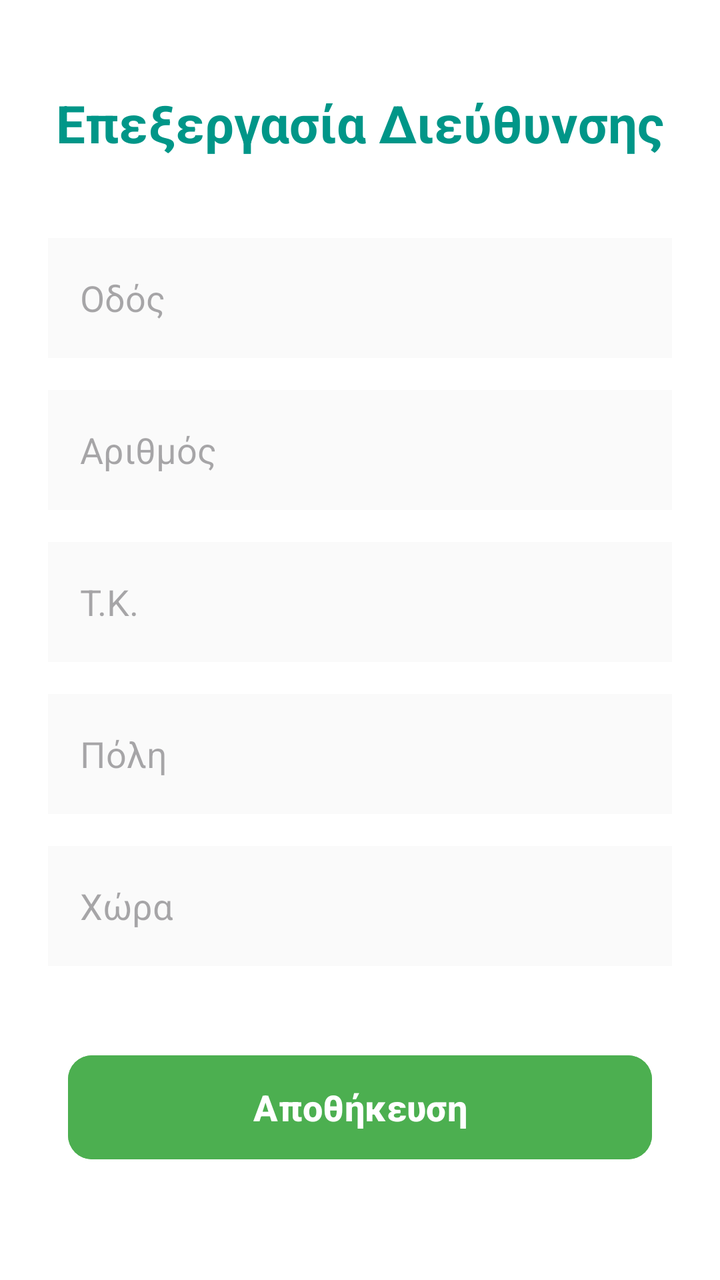
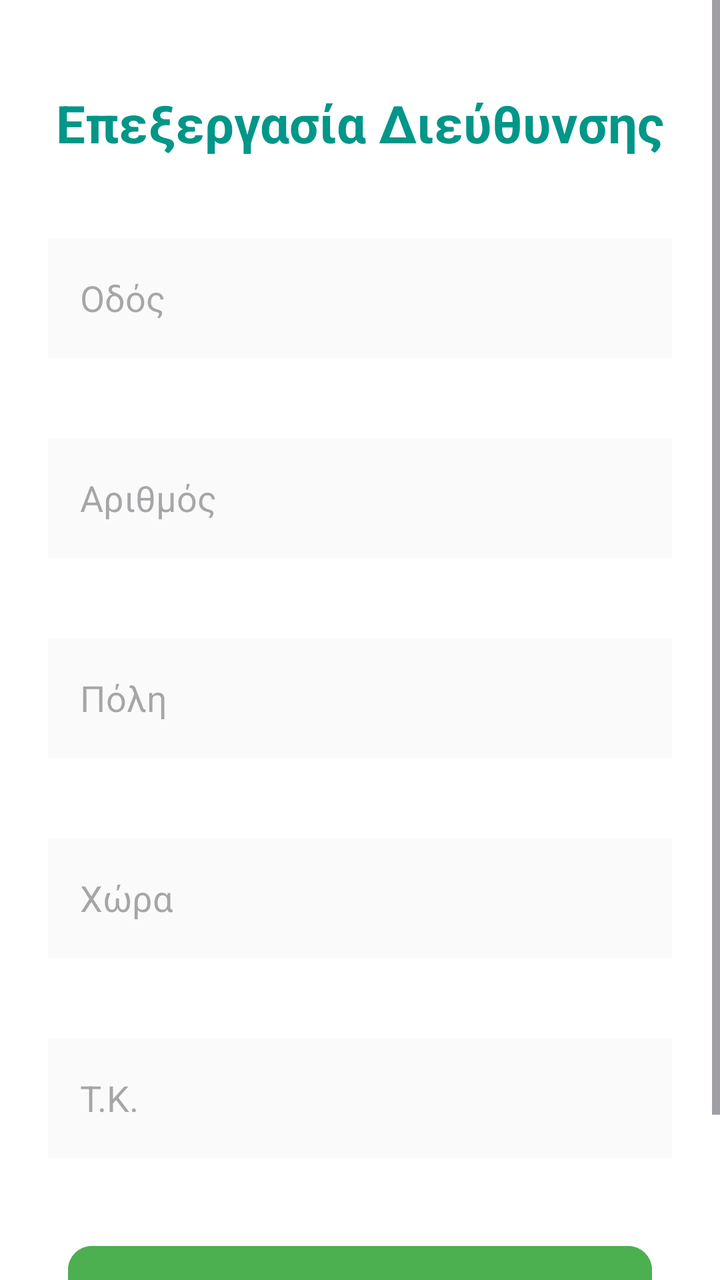

Compare the two renders of this Android layout. The source of the first and the diff that turns it into the second are given below.
<!-- AndroidManifest.xml: application theme Theme.Team21 -->
<!-- res/layout/activity_address.xml -->
<?xml version="1.0" encoding="utf-8"?>
<ScrollView xmlns:android="http://schemas.android.com/apk/res/android"
    xmlns:app="http://schemas.android.com/apk/res-auto"
    xmlns:tools="http://schemas.android.com/tools"
    android:id="@+id/main"
    android:layout_width="match_parent"
    android:layout_height="match_parent"
    android:background="#FFFFFF"
    android:fillViewport="true">

    <androidx.constraintlayout.widget.ConstraintLayout
        android:layout_width="match_parent"
        android:layout_height="wrap_content"
        android:padding="24dp">

        <TextView
            android:id="@+id/txtAddressActivityHeader"
            android:layout_width="wrap_content"
            android:layout_height="wrap_content"
            android:layout_marginTop="20dp"
            android:text="Επεξεργασία Διεύθυνσης"
            android:textColor="#009688"
            android:textSize="26sp"
            android:textStyle="bold"
            app:layout_constraintEnd_toEndOf="parent"
            app:layout_constraintStart_toStartOf="parent"
            app:layout_constraintTop_toTopOf="parent" />

        <EditText
            android:id="@+id/edittxtAddressActivityStreet"
            android:layout_width="0dp"
            android:layout_height="60dp"
            android:layout_marginTop="40dp"
            android:background="#FAFAFA"
            android:hint="Οδός"
            android:padding="16dp"
            android:inputType="textCapWords"
            app:layout_constraintEnd_toEndOf="parent"
            app:layout_constraintStart_toStartOf="parent"
            app:layout_constraintTop_toBottomOf="@+id/txtAddressActivityHeader" />

        <EditText
            android:id="@+id/edittxtAddressActivityNumber"
            android:layout_width="0dp"
            android:layout_height="60dp"
            android:layout_marginTop="16dp"
            android:background="#FAFAFA"
            android:hint="Αριθμός"
            android:padding="16dp"
            android:inputType="number"
            app:layout_constraintEnd_toEndOf="parent"
            app:layout_constraintStart_toStartOf="parent"
            app:layout_constraintTop_toBottomOf="@+id/edittxtAddressActivityStreet" />

        <EditText
            android:id="@+id/edittxtAddressActivityZip"
            android:layout_width="0dp"
            android:layout_height="60dp"
            android:layout_marginTop="16dp"
            android:background="#FAFAFA"
            android:hint="Τ.Κ."
            android:padding="16dp"
            android:inputType="number"
            app:layout_constraintEnd_toEndOf="parent"
            app:layout_constraintStart_toStartOf="parent"
            app:layout_constraintTop_toBottomOf="@+id/edittxtAddressActivityNumber" />

        <EditText
            android:id="@+id/edittxtAddressActivityCity"
            android:layout_width="0dp"
            android:layout_height="60dp"
            android:layout_marginTop="16dp"
            android:background="#FAFAFA"
            android:hint="Πόλη"
            android:padding="16dp"
            android:inputType="textCapWords"
            app:layout_constraintEnd_toEndOf="parent"
            app:layout_constraintStart_toStartOf="parent"
            app:layout_constraintTop_toBottomOf="@+id/edittxtAddressActivityZip" />

        <EditText
            android:id="@+id/edittxtAddressActivityCountry"
            android:layout_width="0dp"
            android:layout_height="60dp"
            android:layout_marginTop="16dp"
            android:background="#FAFAFA"
            android:hint="Χώρα"
            android:padding="16dp"
            android:inputType="textCapWords"
            app:layout_constraintEnd_toEndOf="parent"
            app:layout_constraintStart_toStartOf="parent"
            app:layout_constraintTop_toBottomOf="@+id/edittxtAddressActivityCity" />

        <Button
            android:id="@+id/btnAddressActivitySave"
            android:layout_width="0dp"
            android:layout_height="60dp"
            android:layout_marginStart="10dp"
            android:layout_marginTop="40dp"
            android:layout_marginEnd="10dp"
            android:layout_marginBottom="32dp"
            android:backgroundTint="#4CAF50"
            android:text="Αποθήκευση"
            android:textColor="#FFFFFF"
            android:textSize="18sp"
            android:textStyle="bold"
            app:cornerRadius="12dp"
            app:layout_constraintBottom_toBottomOf="parent"
            app:layout_constraintEnd_toEndOf="parent"
            app:layout_constraintStart_toStartOf="parent"
            app:layout_constraintTop_toBottomOf="@+id/edittxtAddressActivityCountry" />

    </androidx.constraintlayout.widget.ConstraintLayout>
</ScrollView>
<!-- resources referenced by this layout -->
<resources>
  <style name="Theme.Team21" parent="Base.Theme.Team21" />
  <style name="Base.Theme.Team21" parent="Theme.Material3.DayNight.NoActionBar">
          
          
      </style>
</resources>

<!-- the commit's change to res/layout/activity_address.xml (unified diff, before → after) -->
@@ -43,12 +43,13 @@
             android:id="@+id/edittxtAddressActivityNumber"
             android:layout_width="0dp"
             android:layout_height="60dp"
-            android:layout_marginTop="16dp"
+            android:layout_marginTop="40dp"
             android:background="#FAFAFA"
             android:hint="Αριθμός"
+            android:inputType="number"
             android:padding="16dp"
-            android:inputType="number"
             app:layout_constraintEnd_toEndOf="parent"
+            app:layout_constraintHorizontal_bias="0.0"
             app:layout_constraintStart_toStartOf="parent"
             app:layout_constraintTop_toBottomOf="@+id/edittxtAddressActivityStreet" />
 
@@ -56,38 +57,41 @@
             android:id="@+id/edittxtAddressActivityZip"
             android:layout_width="0dp"
             android:layout_height="60dp"
-            android:layout_marginTop="16dp"
+            android:layout_marginTop="40dp"
             android:background="#FAFAFA"
             android:hint="Τ.Κ."
+            android:inputType="number"
             android:padding="16dp"
-            android:inputType="number"
             app:layout_constraintEnd_toEndOf="parent"
+            app:layout_constraintHorizontal_bias="0.0"
             app:layout_constraintStart_toStartOf="parent"
-            app:layout_constraintTop_toBottomOf="@+id/edittxtAddressActivityNumber" />
+            app:layout_constraintTop_toBottomOf="@+id/edittxtAddressActivityCountry" />
 
         <EditText
             android:id="@+id/edittxtAddressActivityCity"
             android:layout_width="0dp"
             android:layout_height="60dp"
-            android:layout_marginTop="16dp"
+            android:layout_marginTop="40dp"
             android:background="#FAFAFA"
             android:hint="Πόλη"
+            android:inputType="textCapWords"
             android:padding="16dp"
-            android:inputType="textCapWords"
             app:layout_constraintEnd_toEndOf="parent"
+            app:layout_constraintHorizontal_bias="0.0"
             app:layout_constraintStart_toStartOf="parent"
-            app:layout_constraintTop_toBottomOf="@+id/edittxtAddressActivityZip" />
+            app:layout_constraintTop_toBottomOf="@+id/edittxtAddressActivityNumber" />
 
         <EditText
             android:id="@+id/edittxtAddressActivityCountry"
             android:layout_width="0dp"
             android:layout_height="60dp"
-            android:layout_marginTop="16dp"
+            android:layout_marginTop="40dp"
             android:background="#FAFAFA"
             android:hint="Χώρα"
+            android:inputType="textCapWords"
             android:padding="16dp"
-            android:inputType="textCapWords"
             app:layout_constraintEnd_toEndOf="parent"
+            app:layout_constraintHorizontal_bias="0.0"
             app:layout_constraintStart_toStartOf="parent"
             app:layout_constraintTop_toBottomOf="@+id/edittxtAddressActivityCity" />
 
@@ -107,8 +111,10 @@
             app:cornerRadius="12dp"
             app:layout_constraintBottom_toBottomOf="parent"
             app:layout_constraintEnd_toEndOf="parent"
+            app:layout_constraintHorizontal_bias="1.0"
             app:layout_constraintStart_toStartOf="parent"
-            app:layout_constraintTop_toBottomOf="@+id/edittxtAddressActivityCountry" />
+            app:layout_constraintTop_toBottomOf="@+id/edittxtAddressActivityZip"
+            app:layout_constraintVertical_bias="1.0" />
 
     </androidx.constraintlayout.widget.ConstraintLayout>
 </ScrollView>
